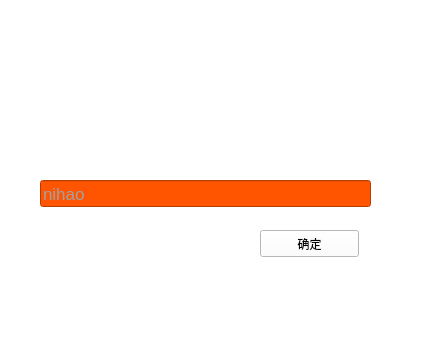
This is bilibili.ui in linjiaqin12138/BilibiliDownLoad as Qt 5 draws it before an edit. The edited form follows.
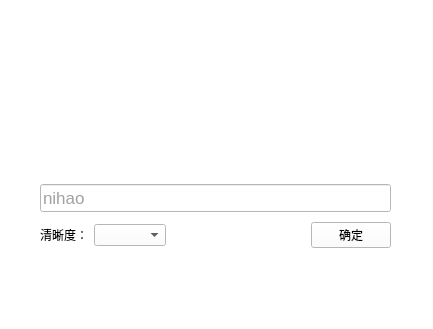
This is the edited form. Icons and pictures are not drawn.

Diff of the .ui file:
```diff
--- a/bilibili.ui
+++ b/bilibili.ui
@@ -7,7 +7,7 @@
     <x>0</x>
     <y>0</y>
     <width>433</width>
-    <height>341</height>
+    <height>329</height>
    </rect>
   </property>
   <property name="windowTitle">
@@ -47,15 +47,18 @@
      <bool>true</bool>
     </property>
    </widget>
-   <widget class="QLineEdit" name="lineEdit">
+   <widget class="QWidget" name="">
     <property name="geometry">
      <rect>
       <x>40</x>
       <y>180</y>
-      <width>331</width>
-      <height>27</height>
+      <width>351</width>
+      <height>72</height>
      </rect>
     </property>
+    <layout class="QVBoxLayout" name="verticalLayout">
+     <item>
+      <widget class="QLineEdit" name="lineEdit">
     <property name="font">
      <font>
       <family>Ubuntu</family>
@@ -76,25 +79,49 @@
      <string>&lt;html&gt;&lt;head/&gt;&lt;body&gt;&lt;p&gt;&lt;span style=&quot; color:#989898;&quot;&gt;输入链接&lt;/span&gt;&lt;/p&gt;&lt;/body&gt;&lt;/html&gt;</string>
     </property>
     <property name="styleSheet">
-     <string notr="true">QLineEdit{background-color: rgb(255, 85, 0);color:rgb(161, 161, 161)}
+        <string notr="true">QLineEdit{color:rgb(161, 161, 161)}
 </string>
     </property>
     <property name="text">
      <string>nihao</string>
     </property>
    </widget>
+     </item>
+     <item>
+      <layout class="QHBoxLayout" name="horizontalLayout">
+       <item>
+        <widget class="QLabel" name="label_quality">
+         <property name="text">
+          <string>清晰度：</string>
+         </property>
+        </widget>
+       </item>
+       <item>
+        <widget class="QComboBox" name="comboBox"/>
+       </item>
+       <item>
+        <spacer name="horizontalSpacer_2">
+         <property name="orientation">
+          <enum>Qt::Horizontal</enum>
+         </property>
+         <property name="sizeHint" stdset="0">
+          <size>
+           <width>40</width>
+           <height>20</height>
+          </size>
+         </property>
+        </spacer>
+       </item>
+       <item>
    <widget class="QPushButton" name="pushButton">
-    <property name="geometry">
-     <rect>
-      <x>260</x>
-      <y>230</y>
-      <width>99</width>
-      <height>27</height>
-     </rect>
-    </property>
     <property name="text">
      <string>确定</string>
     </property>
+        </widget>
+       </item>
+      </layout>
+     </item>
+    </layout>
    </widget>
   </widget>
   <widget class="QMenuBar" name="menubar">
```
Left out of the diff: 4 changed lines with no effect on the pictures. Lines whose indentation alone changed are shown as unchanged.
